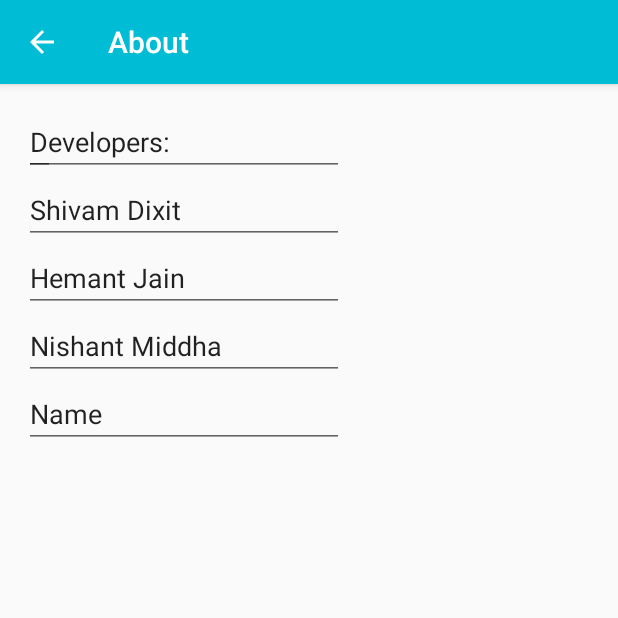
After one commit to shivamdixit/WiMic, an Android app: the About screen opened directly, with no data from a screen before it, on a phone screen of 412 x 824 dp, the top half of it. The commit adds this screen. Run offline under Robolectric (Android 15) with nearby library versions, the phone set to English and light mode, and no system bars; network calls fail.

Commit message:
settings removed,about page added.

```diff
--- a/app/src/main/AndroidManifest.xml
+++ b/app/src/main/AndroidManifest.xml
@@ -31,6 +31,15 @@
                 android:name="android.support.PARENT_ACTIVITY"
                 android:value=".MainActivity" />
         </activity>
+        <activity
+            android:name=".About"
+            android:label="@string/title_activity_about"
+            android:parentActivityName=".MainActivity"
+            android:screenOrientation="portrait" >
+            <meta-data
+                android:name="android.support.PARENT_ACTIVITY"
+                android:value=".MainActivity" />
+        </activity>
     </application>
 
 </manifest>
--- /dev/null
+++ b/app/src/main/java/in/ac/lnmiit/wimic/About.java
@@ -0,0 +1,41 @@
+package in.ac.lnmiit.wimic;
+
+import android.support.v4.app.NavUtils;
+import android.support.v7.app.ActionBarActivity;
+import android.os.Bundle;
+import android.view.Menu;
+import android.view.MenuItem;
+
+
+public class About extends ActionBarActivity {
+
+    @Override
+    protected void onCreate(Bundle savedInstanceState) {
+        super.onCreate(savedInstanceState);
+        setContentView(R.layout.activity_about);
+    }
+
+
+    @Override
+    public boolean onCreateOptionsMenu(Menu menu) {
+        // Inflate the menu; this adds items to the action bar if it is present.
+        getMenuInflater().inflate(R.menu.menu_about, menu);
+        return true;
+    }
+
+    @Override
+    public boolean onOptionsItemSelected(MenuItem item) {
+        // Handle action bar item clicks here. The action bar will
+        // automatically handle clicks on the Home/Up button, so long
+        // as you specify a parent activity in AndroidManifest.xml.
+        int id = item.getItemId();
+
+        //noinspection SimplifiableIfStatement
+        if (id == android.R.id.home) {
+            NavUtils.navigateUpFromSameTask(this);
+            return true;
+        }
+
+        return super.onOptionsItemSelected(item);
+    }
+}
--- a/app/src/main/java/in/ac/lnmiit/wimic/MainActivity.java
+++ b/app/src/main/java/in/ac/lnmiit/wimic/MainActivity.java
@@ -115,7 +115,8 @@ public class MainActivity extends ActionBarActivity {
         int id = item.getItemId();
 
         //noinspection SimplifiableIfStatement
-        if (id == R.id.action_settings) {
+        if (id == R.id.action_about) {
+            openAbout();
             return true;
         } else if (id == R.id.action_refresh) {
             checkWifi();
@@ -126,12 +127,21 @@ public class MainActivity extends ActionBarActivity {
     }
 
     /**
+     * Opens the about activity
+     *
+     */
+    private void openAbout() {
+        Intent myIntent = new Intent(MainActivity.this, About.class);
+        MainActivity.this.startActivity(myIntent);
+
+    }
+    /**
      * Checks if WiFi is enabled or not.
      *
      * If enabled, search for available servers else prompt
      * user to enable it.
      */
-    private void checkWifi() {
+    private void checkWifi(){
         if (!wifi.isWifiEnabled()) {
             System.out.println("WiFI is disabled");
             showWifiPrompt();
--- a/app/src/main/java/in/ac/lnmiit/wimic/Speak.java
+++ b/app/src/main/java/in/ac/lnmiit/wimic/Speak.java
@@ -1,5 +1,6 @@
 package in.ac.lnmiit.wimic;
 
+import android.content.Intent;
 import android.media.AudioFormat;
 import android.media.AudioRecord;
 import android.media.MediaRecorder;
@@ -384,7 +385,8 @@ public class Speak extends ActionBarActivity {
         int id = item.getItemId();
 
         //noinspection SimplifiableIfStatement
-        if (id == R.id.action_settings) {
+        if (id == R.id.action_about) {
+            openAbout();
             return true;
         } else if (id == android.R.id.home) {
             NavUtils.navigateUpFromSameTask(this);
@@ -393,4 +395,13 @@ public class Speak extends ActionBarActivity {
 
         return super.onOptionsItemSelected(item);
     }
+    /**
+     * Opens the about activity
+     *
+     */
+    private void openAbout() {
+        Intent myIntent = new Intent(Speak.this, About.class);
+        Speak.this.startActivity(myIntent);
+
+    }
 }
--- /dev/null
+++ b/app/src/main/res/layout/activity_about.xml
@@ -0,0 +1,97 @@
+<RelativeLayout xmlns:android="http://schemas.android.com/apk/res/android"
+    xmlns:tools="http://schemas.android.com/tools" android:layout_width="match_parent"
+    android:layout_height="match_parent" android:paddingLeft="@dimen/activity_horizontal_margin"
+    android:paddingRight="@dimen/activity_horizontal_margin"
+    android:paddingTop="@dimen/activity_vertical_margin"
+    android:paddingBottom="@dimen/activity_vertical_margin"
+    tools:context="in.ac.lnmiit.wimic.About">
+
+    <EditText
+        android:layout_width="wrap_content"
+        android:layout_height="wrap_content"
+        android:id="@+id/editText"
+        android:layout_alignParentTop="true"
+        android:layout_alignParentLeft="true"
+        android:layout_alignParentStart="true"
+        android:clickable="false"
+        android:cursorVisible="false"
+        android:focusable="false"
+        android:focusableInTouchMode="false"/>
+
+    <EditText
+        android:layout_width="wrap_content"
+        android:layout_height="wrap_content"
+        android:inputType="textMultiLine"
+        android:ems="10"
+        android:id="@+id/editText2"
+        android:layout_alignParentTop="true"
+        android:layout_alignParentLeft="true"
+        android:layout_alignParentStart="true"
+        android:text="Developers:"
+        android:layout_alignBottom="@+id/editText"
+        android:clickable="false"
+        android:cursorVisible="false"
+        android:focusable="false"
+        android:focusableInTouchMode="false"/>
+
+    <EditText
+        android:layout_width="wrap_content"
+        android:layout_height="wrap_content"
+        android:inputType="textPersonName"
+        android:text="Shivam Dixit"
+        android:ems="10"
+        android:id="@+id/editText3"
+        android:layout_below="@+id/editText"
+        android:layout_alignParentLeft="true"
+        android:layout_alignParentStart="true"
+        android:clickable="false"
+        android:cursorVisible="false"
+        android:focusable="false"
+        android:focusableInTouchMode="false"/>
+
+    <EditText
+        android:layout_width="wrap_content"
+        android:layout_height="wrap_content"
+        android:inputType="textPersonName"
+        android:text="Hemant Jain"
+        android:ems="10"
+        android:id="@+id/editText4"
+        android:layout_below="@+id/editText3"
+        android:layout_alignParentLeft="true"
+        android:layout_alignParentStart="true"
+        android:clickable="false"
+        android:cursorVisible="false"
+        android:focusable="false"
+        android:focusableInTouchMode="false"/>
+
+    <EditText
+        android:layout_width="wrap_content"
+        android:layout_height="wrap_content"
+        android:inputType="textPersonName"
+        android:text="Nishant Middha"
+        android:ems="10"
+        android:id="@+id/editText5"
+        android:layout_below="@+id/editText4"
+        android:layout_alignParentLeft="true"
+        android:layout_alignParentStart="true"
+        android:clickable="false"
+        android:cursorVisible="false"
+        android:focusable="false"
+        android:focusableInTouchMode="false"/>
+
+    <EditText
+        android:layout_width="wrap_content"
+        android:layout_height="wrap_content"
+        android:inputType="textPersonName"
+        android:text="Name"
+        android:ems="10"
+        android:id="@+id/editText6"
+        android:layout_below="@+id/editText5"
+        android:layout_alignParentLeft="true"
+        android:layout_alignParentStart="true"
+        android:clickable="false"
+        android:cursorVisible="false"
+        android:focusable="false"
+        android:focusableInTouchMode="false"/>
+
+</RelativeLayout>
--- /dev/null
+++ b/app/src/main/res/menu/menu_about.xml
@@ -0,0 +1,5 @@
+<menu xmlns:android="http://schemas.android.com/apk/res/android"
+    xmlns:app="http://schemas.android.com/apk/res-auto"
+    xmlns:tools="http://schemas.android.com/tools" tools:context="in.ac.lnmiit.wimic.About">
+
+</menu>
--- a/app/src/main/res/menu/menu_main.xml
+++ b/app/src/main/res/menu/menu_main.xml
@@ -7,7 +7,7 @@
         app:showAsAction="ifRoom"
         android:actionLayout="@layout/refresh_action_view"
         style="@android:style/Widget.ActionButton" />
-    <item android:id="@+id/action_settings" android:title="@string/action_settings"
+    <item android:id="@+id/action_about" android:title="@string/action_about"
         android:orderInCategory="100" app:showAsAction="never" />
 
 </menu>
--- a/app/src/main/res/menu/menu_speak.xml
+++ b/app/src/main/res/menu/menu_speak.xml
@@ -1,6 +1,6 @@
 <menu xmlns:android="http://schemas.android.com/apk/res/android"
     xmlns:app="http://schemas.android.com/apk/res-auto"
     xmlns:tools="http://schemas.android.com/tools" tools:context="in.ac.lnmiit.wimic.Speak">
-    <item android:id="@+id/action_settings" android:title="@string/action_settings"
+    <item android:id="@+id/action_about" android:title="@string/action_about"
         android:orderInCategory="100" app:showAsAction="never" />
 </menu>
--- a/app/src/main/res/values/strings.xml
+++ b/app/src/main/res/values/strings.xml
@@ -2,8 +2,10 @@
     <string name="app_name">WiMic</string>
 
     <string name="hello_world">Hello world!</string>
-    <string name="action_settings">Settings</string>
+    <string name="action_about">About</string>
     <string name="action_refresh">Refresh</string>
     <string name="pic_desc">Mic</string>
     <string name="title_activity_speak">Speak</string>
+    <string name="title_activity_about">About</string>
+    <string name="action_settings">Settings</string>
 </resources>
```
Also changed, not shown: 1 other file.
